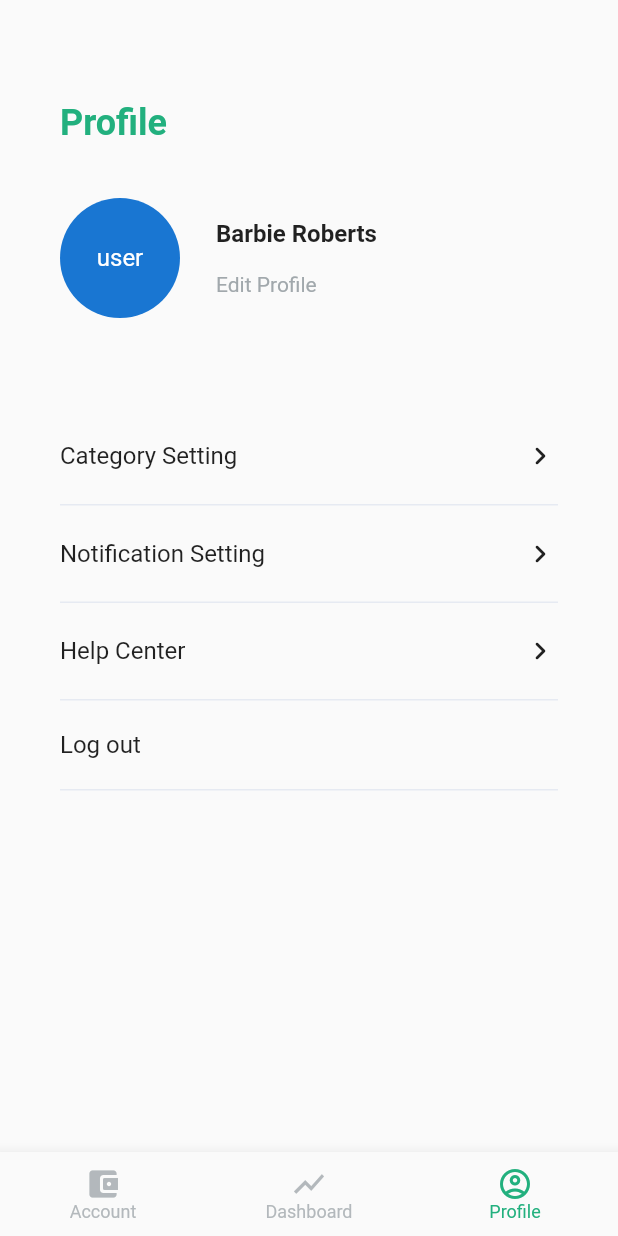
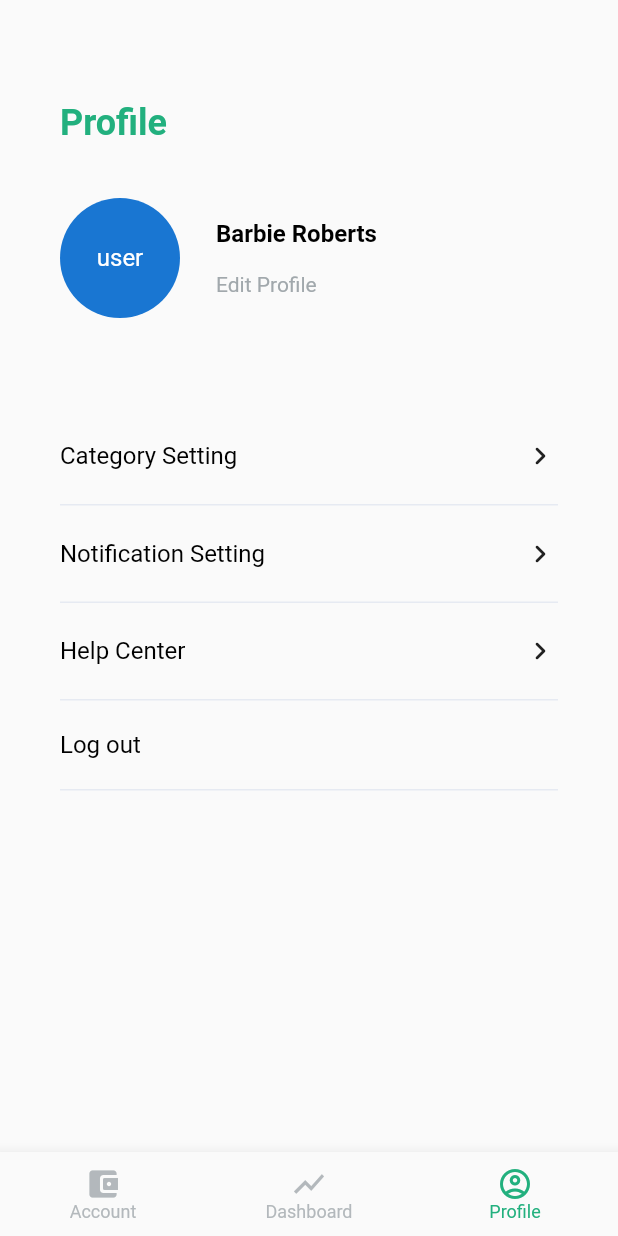
Before and after one commit to cympati/PAOTUNG, a Flutter app: the MainPage screen opened by its route, item 3 of the bottom bar chosen, on a phone screen of 412 x 824 dp. Run offline on Flutter 3.47's test engine with Material 2 defaults, Android fonts, the phone set to English and light mode, and no system bars; our stand-ins replace flutter_svg; network calls fail.

Commit message:
add editprofile page, update profile page

```diff
--- a/frontend/lib/screens/profile/profile_page.dart
+++ b/frontend/lib/screens/profile/profile_page.dart
@@ -2,8 +2,9 @@ import 'package:flutter/material.dart';
 import 'package:paotung_frontend/constants/theme.dart';
 import 'package:paotung_frontend/screens/login/login.dart';
 import 'package:paotung_frontend/screens/main/mainpage.dart';
-import '../../widgets/common/list_item.dart';
-import '../../widgets/main/profile/profile.dart';
+import 'package:paotung_frontend/widgets/common/list_item.dart';
+import 'package:paotung_frontend/widgets/main/profile/profile.dart';
+
 
 class MyPage extends StatefulWidget {
   const MyPage({Key? key}) : super(key: key);
@@ -20,6 +21,7 @@ class _MyPageState extends State<MyPage> {
         padding: EdgeInsets.symmetric(vertical: 32.0, horizontal: 40.0),
         child: Column(
           children: [
+            //Title
             Container(
               height: 100,
               alignment: Alignment.centerLeft,
@@ -28,9 +30,11 @@ class _MyPageState extends State<MyPage> {
                 style: TextStyle(
                     color: AppColors.mainColor,
                     fontSize: 24,
-                    fontWeight: FontWeight.bold),
+                    fontWeight: FontWeight.bold,
+                    decoration: TextDecoration.none),
               ),
             ),
+            //User pic & username
             profileSection(),
             SizedBox(
               height: 60,
@@ -42,8 +46,8 @@ class _MyPageState extends State<MyPage> {
             //Log out
             GestureDetector(
               onTap: () {
-                Navigator.pushReplacement(
-                    context, MaterialPageRoute(builder: (context) => LoginScreen()));
+                Navigator.pushReplacement(context,
+                    MaterialPageRoute(builder: (context) => LoginScreen()));
               },
               child: Container(
                 alignment: Alignment.centerLeft,
@@ -52,7 +56,12 @@ class _MyPageState extends State<MyPage> {
                         Border(bottom: BorderSide(color: AppColors.lightgrey))),
                 child: Padding(
                   padding: EdgeInsets.symmetric(vertical: 20.0),
-                  child: Text("Log out", style: TextStyle(fontSize: 16)),
+                  child: Text("Log out",
+                      style: TextStyle(
+                          fontSize: 16,
+                          color: Colors.black,
+                          fontWeight: FontWeight.normal,
+                          decoration: TextDecoration.none)),
                 ),
               ),
             ),
--- a/frontend/lib/utils/user_preferences.dart
+++ b/frontend/lib/utils/user_preferences.dart
@@ -3,7 +3,7 @@ import 'package:paotung_frontend/models/user.dart';
 class UserPreferences {
   static const myUser = User(
     imagePath: "",
-    email: "",
+    email: "mumel@gmail.com",
     username: "Barbie Roberts",
     password: "",
   );
--- a/frontend/lib/widgets/common/list_item.dart
+++ b/frontend/lib/widgets/common/list_item.dart
@@ -26,7 +26,7 @@ class listItem extends StatelessWidget {
               crossAxisAlignment: CrossAxisAlignment.center,
               mainAxisAlignment: MainAxisAlignment.spaceBetween,
               children: <Widget>[
-                Text(title,style: TextStyle(fontSize: 16)),
+                Text(title,style: TextStyle(fontSize: 16,fontWeight: FontWeight.normal, color: Colors.black, decoration: TextDecoration.none)),
                 const Icon(Icons.navigate_next_rounded),
               ],
             ),
--- a/frontend/lib/widgets/main/profile/profile.dart
+++ b/frontend/lib/widgets/main/profile/profile.dart
@@ -1,4 +1,3 @@
-//
 import 'package:flutter/material.dart';
 import 'package:paotung_frontend/constants/theme.dart';
 import 'package:paotung_frontend/models/user.dart';
@@ -30,20 +29,30 @@ class _profileSectionState extends State<profileSection> {
           children: [
             Text(
               user.username,
-              style: TextStyle(fontSize: 16, fontWeight: FontWeight.bold),
+              style: TextStyle(
+                  color: Colors.black,
+                  fontSize: 16,
+                  fontWeight: FontWeight.bold,
+                  decoration: TextDecoration.none),
             ),
             SizedBox(
               height: 16,
             ),
             GestureDetector(
-              onTap: () {
-                Navigator.push(
-                    context, MaterialPageRoute(builder: (context) => EditProfilePage()));
-              },
+                onTap: () {
+                  Navigator.push(
+                      context,
+                      MaterialPageRoute(
+                          builder: (context) => EditProfilePage()));
+                },
                 child: Text(
-              "Edit Profile",
-              style: TextStyle(color: AppColors.grey),
-            )),
+                  "Edit Profile",
+                  style: TextStyle(
+                      color: AppColors.grey,
+                      fontSize: 14,
+                      fontWeight: FontWeight.normal,
+                      decoration: TextDecoration.none),
+                )),
           ],
         ),
       ],
```
Also changed, not shown: frontend/lib/screens/profile/edit_profile_page.dart (+31 -7 lines), frontend/lib/widgets/common/app_bar.dart (+16 -5 lines), frontend/lib/widgets/common/text_field.dart (+24 -2 lines), frontend/lib/widgets/main/profile/edit_profile_pic.dart (added, +71 -0 lines).
